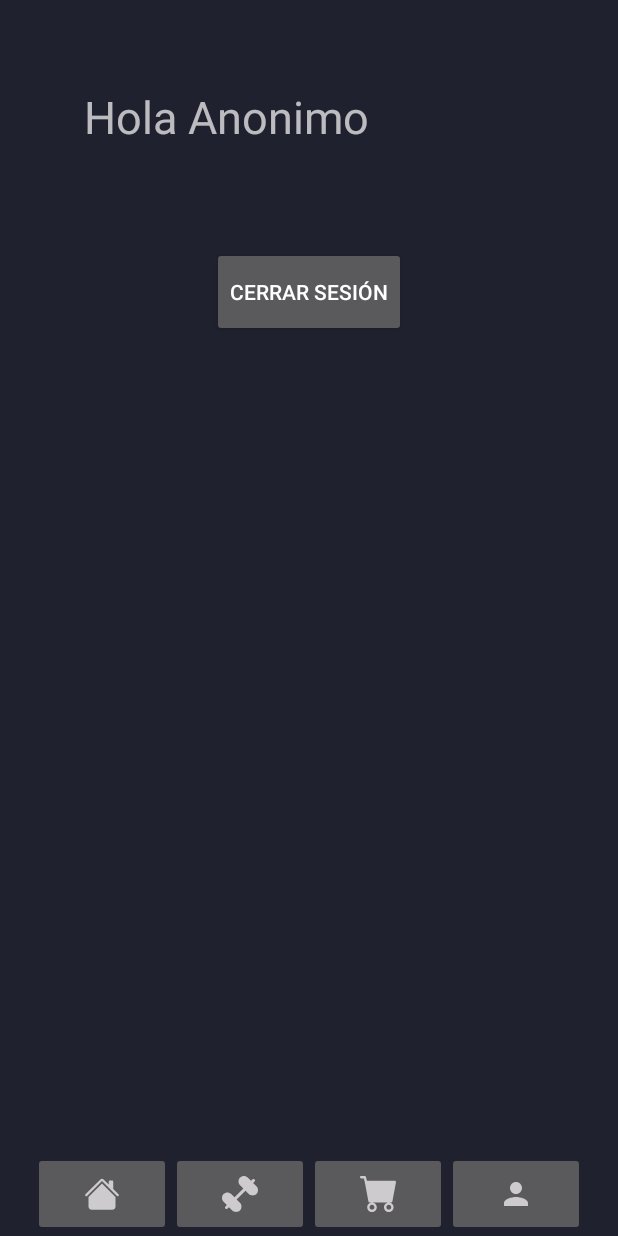
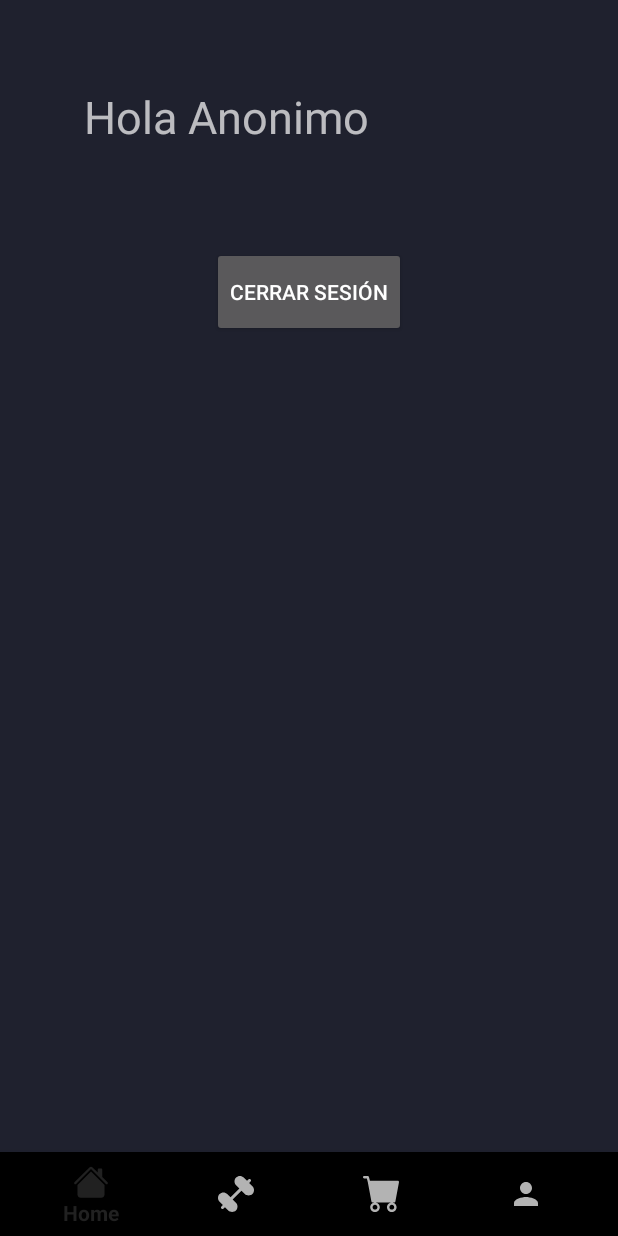
Before and after one commit to ZafkielEdt/ISPC-Mobile, an Android app: the screen it shows after launch once a user with an empty profile is signed in (MainActivity), on a phone screen of 412 x 824 dp. Run offline under Robolectric (Android 15) with nearby library versions, the phone set to English and light mode, and no system bars; our stand-ins replace Firebase (no records; nobody signed in at launch, a user with empty details on screens opened directly).

Commit message:
Update: Create menu using xml

```diff
--- a/app/src/main/java/com/ispc/gymapp/views/activities/MainActivity.java
+++ b/app/src/main/java/com/ispc/gymapp/views/activities/MainActivity.java
@@ -1,10 +1,14 @@
 package com.ispc.gymapp.views.activities;
 
+import androidx.annotation.NonNull;
 import androidx.appcompat.app.AppCompatActivity;
 
 import android.content.Intent;
 import android.os.Bundle;
 import android.util.Log;
+import android.view.Menu;
+import android.view.MenuInflater;
+import android.view.MenuItem;
 import android.view.View;
 import android.widget.Button;
 import android.widget.TextView;
@@ -87,7 +91,7 @@ public class MainActivity extends AppCompatActivity  implements View.OnClickList
         }
     }
 
-    public void goToExercises(View view) {
+    public void goToExercises(MenuItem menuItem) {
         Intent exercisesView = new Intent(this, ExerciseList.class);
         startActivity(exercisesView);
     }
--- a/app/src/main/java/com/ispc/gymapp/views/fragments/MenuFragment.java
+++ /dev/null
@@ -1,69 +0,0 @@
-package com.ispc.gymapp.views.fragments;
-
-import android.content.Intent;
-import android.os.Bundle;
-
-import androidx.fragment.app.Fragment;
-
-import android.view.LayoutInflater;
-import android.view.View;
-import android.view.ViewGroup;
-
-import com.ispc.gymapp.R;
-import com.ispc.gymapp.views.activities.ExerciseList;
-import com.ispc.gymapp.views.activities.MainActivity;
-
-/**
- * A simple {@link Fragment} subclass.
- * Use the {@link MenuFragment#newInstance} factory method to
- * create an instance of this fragment.
- */
-public class MenuFragment extends Fragment {
-
-    // TODO: Rename parameter arguments, choose names that match
-    // the fragment initialization parameters, e.g. ARG_ITEM_NUMBER
-    private static final String ARG_PARAM1 = "param1";
-    private static final String ARG_PARAM2 = "param2";
-
-    // TODO: Rename and change types of parameters
-    private String mParam1;
-    private String mParam2;
-
-    public MenuFragment() {
-        // Required empty public constructor
-    }
-
-    /**
-     * Use this factory method to create a new instance of
-     * this fragment using the provided parameters.
-     *
-     * @param param1 Parameter 1.
-     * @param param2 Parameter 2.
-     * @return A new instance of fragment Menu.
-     */
-    // TODO: Rename and change types and number of parameters
-    public static MenuFragment newInstance(String param1, String param2) {
-        MenuFragment fragment = new MenuFragment();
-        Bundle args = new Bundle();
-        args.putString(ARG_PARAM1, param1);
-        args.putString(ARG_PARAM2, param2);
-        fragment.setArguments(args);
-        return fragment;
-    }
-
-    @Override
-    public void onCreate(Bundle savedInstanceState) {
-        super.onCreate(savedInstanceState);
-        if (getArguments() != null) {
-            mParam1 = getArguments().getString(ARG_PARAM1);
-            mParam2 = getArguments().getString(ARG_PARAM2);
-        }
-    }
-
-    @Override
-    public View onCreateView(LayoutInflater inflater, ViewGroup container,
-                             Bundle savedInstanceState) {
-        // Inflate the layout for this fragment
-        return inflater.inflate(R.layout.fragment_menu, container, false);
-    }
-}
--- a/app/src/main/res/layout/activity_main.xml
+++ b/app/src/main/res/layout/activity_main.xml
@@ -25,18 +25,20 @@
         android:text="@string/logout_text"
         />
 
-    <!--<Button
-        android:id="@+id/btnExercise"
-        android:layout_width="wrap_content"
-        android:layout_height="60dp"
-        android:layout_gravity="center"
-        android:text="Exercises" android:onClick="goToExercises" />-->
+    <androidx.constraintlayout.widget.ConstraintLayout
+        android:layout_width="match_parent"
+        android:layout_height="match_parent">
 
-    <androidx.fragment.app.FragmentContainerView
-        android:id="@+id/fragmentContainerView3"
-        android:name="com.ispc.gymapp.views.fragments.MenuFragment"
-        android:layout_width="match_parent"
-        android:layout_height="match_parent"
-        tools:layout="@layout/fragment_menu" />
+        <com.google.android.material.bottomnavigation.BottomNavigationView
+            android:layout_width="match_parent"
+            android:layout_height="wrap_content"
+            app:layout_constraintBottom_toBottomOf="parent"
+            app:layout_constraintEnd_toEndOf="parent"
+            app:layout_constraintHorizontal_bias="0.0"
+            app:layout_constraintStart_toStartOf="parent"
+            app:layout_constraintTop_toTopOf="parent"
+            app:layout_constraintVertical_bias="1.0"
+            app:menu="@menu/bottom_menu" />
+    </androidx.constraintlayout.widget.ConstraintLayout>
 
 </LinearLayout>
--- a/app/src/main/res/layout/fragment_menu.xml
+++ /dev/null
@@ -1,66 +0,0 @@
-<?xml version="1.0" encoding="utf-8"?>
-<FrameLayout xmlns:android="http://schemas.android.com/apk/res/android"
-    xmlns:app="http://schemas.android.com/apk/res-auto"
-    xmlns:tools="http://schemas.android.com/tools"
-    android:layout_width="match_parent"
-    android:layout_height="match_parent"
-    tools:context=".views.fragments.MenuFragment">
-
-    <androidx.constraintlayout.widget.ConstraintLayout
-        android:layout_width="match_parent"
-        android:layout_height="match_parent">
-
-        <ImageButton
-            android:id="@+id/cartButton"
-            android:layout_width="92dp"
-            android:layout_height="56dp"
-            android:contentDescription="@string/cart_button"
-            android:src="@drawable/cart_icon"
-            app:layout_constraintBottom_toBottomOf="parent"
-            app:layout_constraintEnd_toEndOf="parent"
-            app:layout_constraintHorizontal_bias="0.0"
-            app:layout_constraintStart_toEndOf="@+id/exercisesButton"
-            app:layout_constraintTop_toTopOf="parent"
-            app:layout_constraintVertical_bias="1.0" />
-
-        <ImageButton
-            android:id="@+id/homeButton"
-            android:layout_width="92dp"
-            android:layout_height="56dp"
-            android:contentDescription="@string/homeButton"
-            android:src="@drawable/home_icon"
-            app:layout_constraintBottom_toBottomOf="parent"
-            app:layout_constraintEnd_toEndOf="parent"
-            app:layout_constraintHorizontal_bias="0.068"
-            app:layout_constraintStart_toStartOf="parent"
-            app:layout_constraintTop_toTopOf="parent"
-            app:layout_constraintVertical_bias="1.0" />
-
-        <ImageButton
-            android:id="@+id/exercisesButton"
-            android:layout_width="92dp"
-            android:layout_height="56dp"
-            android:contentDescription="@string/exercises_button"
-            android:src="@drawable/exercises_icon"
-            app:layout_constraintBottom_toBottomOf="parent"
-            app:layout_constraintEnd_toEndOf="parent"
-            app:layout_constraintHorizontal_bias="0.0"
-            app:layout_constraintStart_toEndOf="@+id/homeButton"
-            app:layout_constraintTop_toTopOf="parent"
-            app:layout_constraintVertical_bias="1.0" android:onClick="goToExercises" />
-
-        <ImageButton
-            android:id="@+id/userButton"
-            android:layout_width="92dp"
-            android:layout_height="56dp"
-            android:contentDescription="@string/user_button"
-            android:src="@drawable/baseline_person_24"
-            app:layout_constraintBottom_toBottomOf="parent"
-            app:layout_constraintEnd_toEndOf="parent"
-            app:layout_constraintHorizontal_bias="0.0"
-            app:layout_constraintStart_toEndOf="@+id/cartButton"
-            app:layout_constraintTop_toTopOf="parent"
-            app:layout_constraintVertical_bias="1.0" />
-
-    </androidx.constraintlayout.widget.ConstraintLayout>
-</FrameLayout>
--- /dev/null
+++ b/app/src/main/res/menu/bottom_menu.xml
@@ -0,0 +1,29 @@
+<?xml version="1.0" encoding="utf-8"?>
+<menu xmlns:android="http://schemas.android.com/apk/res/android">
+
+    <item
+        android:id="@+id/homeItem"
+        android:layout_width="wrap_content"
+        android:layout_height="wrap_content"
+        android:icon="@drawable/home_icon"
+        android:title="@string/homeMenuTitle" />
+    <item
+        android:id="@+id/exercisesItem"
+        android:layout_width="wrap_content"
+        android:layout_height="wrap_content"
+        android:icon="@drawable/exercises_icon"
+        android:onClick="goToExercises"
+        android:title="@string/exercisesMenuTitle" />
+    <item
+        android:id="@+id/shopItem"
+        android:layout_width="wrap_content"
+        android:layout_height="wrap_content"
+        android:icon="@drawable/cart_icon"
+        android:title="@string/shopMenuTitle" />
+    <item
+        android:id="@+id/accountItem"
+        android:layout_width="wrap_content"
+        android:layout_height="wrap_content"
+        android:icon="@drawable/baseline_person_24"
+        android:title="@string/accountMenuTitle" />
+</menu>
--- a/app/src/main/res/values/strings.xml
+++ b/app/src/main/res/values/strings.xml
@@ -37,8 +37,8 @@
     <string name="prev_fragment">ATRAS</string>
     <string name="loading_text">Espere un momento...</string>
     <string name="finalizeObBtn">Finalizar</string>
-    <string name="homeButton">home icon</string>
-    <string name="cart_button">Cart icon</string>
-    <string name="exercises_button">Exercises icon</string>
-    <string name="user_button">User icon</string>
+    <string name="homeMenuTitle">Home</string>
+    <string name="exercisesMenuTitle">Exercises</string>
+    <string name="shopMenuTitle">Shop</string>
+    <string name="accountMenuTitle">Account</string>
 </resources>
```
